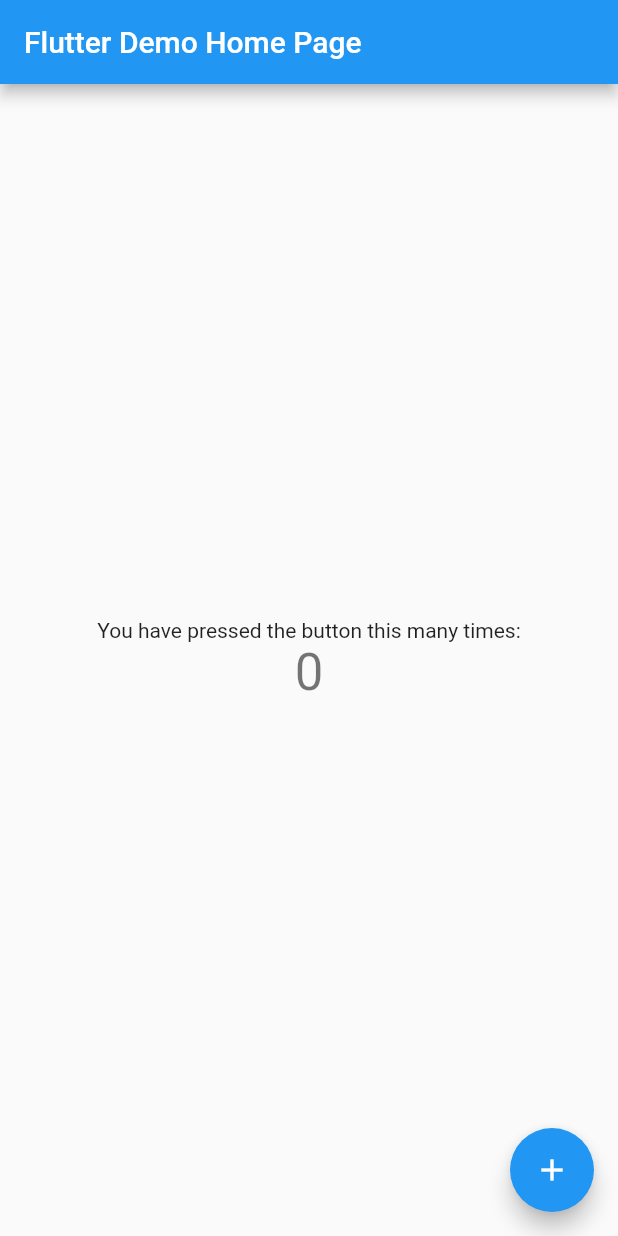
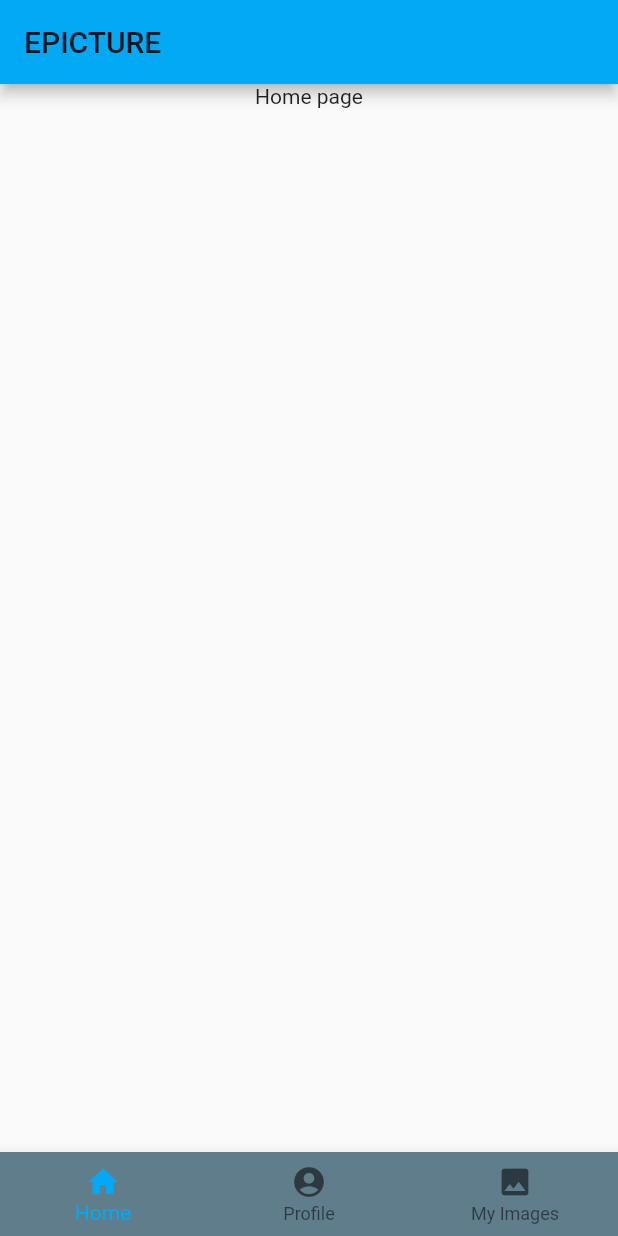
Before and after one commit to gravfu/ImgurClient.Flutter.Android, a Flutter app: the screen it shows after launch, on a phone screen of 412 x 824 dp. Run offline on Flutter 3.47's test engine with Material 2 defaults, Android fonts, the phone set to English and light mode, and no system bars.

Commit message:
[MOD] main.dart : working app with bottom navigation bar

```diff
--- a/epicture/lib/main.dart
+++ b/epicture/lib/main.dart
@@ -1,117 +1,76 @@
 import 'package:flutter/material.dart';
 
-void main() {
-  runApp(MyApp());
-}
+void main() => runApp(MyApp());
 
 class MyApp extends StatelessWidget {
-  // This widget is the root of your application.
   @override
   Widget build(BuildContext context) {
     return MaterialApp(
-      title: 'Flutter Demo',
+      title: 'Epicture',
+      debugShowCheckedModeBanner: false,
       theme: ThemeData(
-        // This is the theme of your application.
-        //
-        // Try running your application with "flutter run". You'll see the
-        // application has a blue toolbar. Then, without quitting the app, try
-        // changing the primarySwatch below to Colors.green and then invoke
-        // "hot reload" (press "r" in the console where you ran "flutter run",
-        // or simply save your changes to "hot reload" in a Flutter IDE).
-        // Notice that the counter didn't reset back to zero; the application
-        // is not restarted.
-        primarySwatch: Colors.blue,
-        // This makes the visual density adapt to the platform that you run
-        // the app on. For desktop platforms, the controls will be smaller and
-        // closer together (more dense) than on mobile platforms.
-        visualDensity: VisualDensity.adaptivePlatformDensity,
+        primarySwatch: Colors.lightBlue,
       ),
-      home: MyHomePage(title: 'Flutter Demo Home Page'),
+      home: Home(),
     );
   }
 }
 
-class MyHomePage extends StatefulWidget {
-  MyHomePage({Key key, this.title}) : super(key: key);
-
-  // This widget is the home page of your application. It is stateful, meaning
-  // that it has a State object (defined below) that contains fields that affect
-  // how it looks.
-
-  // This class is the configuration for the state. It holds the values (in this
-  // case the title) provided by the parent (in this case the App widget) and
-  // used by the build method of the State. Fields in a Widget subclass are
-  // always marked "final".
-
-  final String title;
-
+class Home extends StatefulWidget {
   @override
-  _MyHomePageState createState() => _MyHomePageState();
+  _HomeState createState() => _HomeState();
 }
 
-class _MyHomePageState extends State<MyHomePage> {
-  int _counter = 0;
+class _HomeState extends State<Home> {
+  int _currentIndex = 0;
 
-  void _incrementCounter() {
-    setState(() {
-      // This call to setState tells the Flutter framework that something has
-      // changed in this State, which causes it to rerun the build method below
-      // so that the display can reflect the updated values. If we changed
-      // _counter without calling setState(), then the build method would not be
-      // called again, and so nothing would appear to happen.
-      _counter++;
-    });
-  }
+  final tabs = [
+    Center(child: Text("Home page")),
+    Center(child: Text("Profile page")),
+    Center(child: Text("My images")),
+  ];
 
   @override
   Widget build(BuildContext context) {
-    // This method is rerun every time setState is called, for instance as done
-    // by the _incrementCounter method above.
-    //
-    // The Flutter framework has been optimized to make rerunning build methods
-    // fast, so that you can just rebuild anything that needs updating rather
-    // than having to individually change instances of widgets.
     return Scaffold(
-      appBar: AppBar(
-        // Here we take the value from the MyHomePage object that was created by
-        // the App.build method, and use it to set our appbar title.
-        title: Text(widget.title),
-      ),
       body: Center(
-        // Center is a layout widget. It takes a single child and positions it
-        // in the middle of the parent.
-        child: Column(
-          // Column is also a layout widget. It takes a list of children and
-          // arranges them vertically. By default, it sizes itself to fit its
-          // children horizontally, and tries to be as tall as its parent.
-          //
-          // Invoke "debug painting" (press "p" in the console, choose the
-          // "Toggle Debug Paint" action from the Flutter Inspector in Android
-          // Studio, or the "Toggle Debug Paint" command in Visual Studio Code)
-          // to see the wireframe for each widget.
-          //
-          // Column has various properties to control how it sizes itself and
-          // how it positions its children. Here we use mainAxisAlignment to
-          // center the children vertically; the main axis here is the vertical
-          // axis because Columns are vertical (the cross axis would be
-          // horizontal).
-          mainAxisAlignment: MainAxisAlignment.center,
-          children: <Widget>[
-            Text(
-              'You have pressed the button this many times:',
-            ),
-            Text(
-              '$_counter',
-              style: Theme.of(context).textTheme.headline4,
-            ),
-          ],
+        child: Container(
+          //color: Colors.greenAccent,
+          child: Column(
+            mainAxisAlignment: MainAxisAlignment.start,
+            children: <Widget>[
+              AppBar(
+                title: Text("EPICTURE"),
+              ),
+              tabs[_currentIndex],
+            ],
+          ),
         ),
       ),
-      floatingActionButton: FloatingActionButton(
-        onPressed: _incrementCounter,
-        tooltip: 'Increment',
-        child: Icon(Icons.add),
-      ), // This trailing comma makes auto-formatting nicer for build methods.
+      bottomNavigationBar: BottomNavigationBar(
+        currentIndex: _currentIndex,
+        type: BottomNavigationBarType.fixed,
+        backgroundColor: Colors.blueGrey,
+        items: [
+          BottomNavigationBarItem(
+            icon: Icon(Icons.home),
+            title: Text('Home'),
+          ),
+          BottomNavigationBarItem(
+            icon: Icon(Icons.account_circle),
+            title: Text('Profile'),
+          ),
+          BottomNavigationBarItem(
+            icon: Icon(Icons.image),
+            title: Text('My Images'),
+          ),
+        ],
+        onTap: (index) {
+          setState(() {
+            _currentIndex = index;
+          });
+        },
+      ),
     );
   }
 }
--- a/epicture/pubspec.yaml
+++ b/epicture/pubspec.yaml
@@ -21,8 +21,10 @@ environment:
   sdk: ">=2.7.0 <3.0.0"
 
 dependencies:
+  image_picker:
   flutter:
     sdk: flutter
+  flutter_svg: ^0.15.0
 
 
   # The following adds the Cupertino Icons font to your application.
```
Also changed, not shown: epicture/pubspec.lock.
